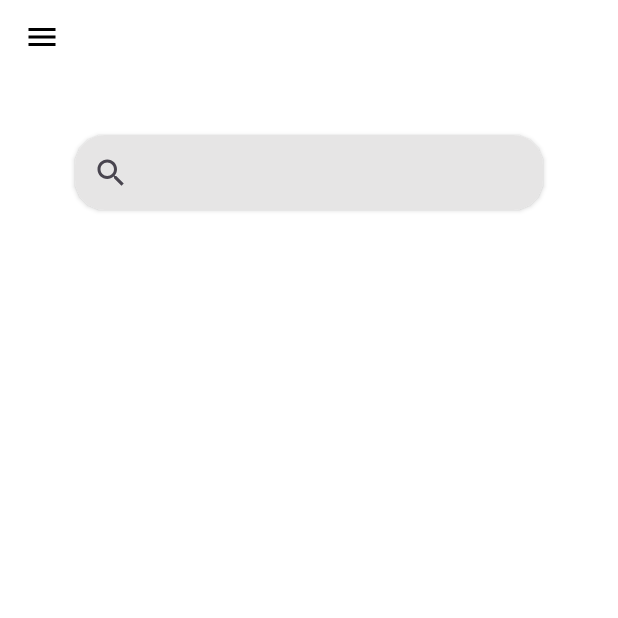
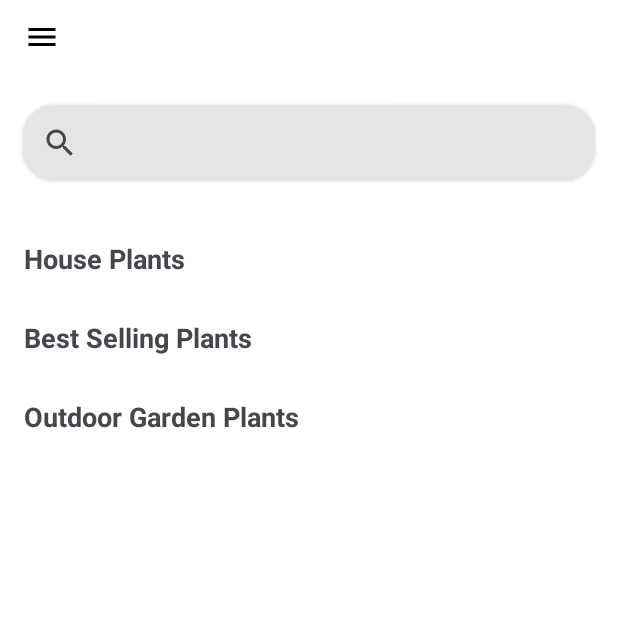
Before and after one commit to Bamcarpio/plantify_admin, an Android app: the screen it shows after launch once a user with an empty profile is signed in (Home), on a phone screen of 412 x 824 dp, the top half of it. Run offline under Robolectric (Android 15) with nearby library versions, the phone set to English and light mode, and no system bars; our stand-ins replace Firebase (no records; nobody signed in at launch, a user with empty details on screens opened directly).

Commit message:
ohh yeah

```diff
--- a/app/src/main/java/com/example/plantify_admin/home_layout.java
+++ b/app/src/main/java/com/example/plantify_admin/home_layout.java
@@ -7,6 +7,8 @@ import androidx.annotation.NonNull;
 import androidx.appcompat.app.AlertDialog;
 import androidx.drawerlayout.widget.DrawerLayout;
 import androidx.fragment.app.Fragment;
+import androidx.recyclerview.widget.LinearLayoutManager;
+import androidx.recyclerview.widget.RecyclerView;
 
 import android.util.Log;
 import android.view.LayoutInflater;
@@ -14,6 +16,7 @@ import android.view.View;
 import android.view.ViewGroup;
 import android.widget.GridView;
 import android.widget.SearchView;
+import android.widget.TextView;
 import android.widget.Toast;
 
 import com.example.plantify_admin.adapter.ProductAdapter;
@@ -36,11 +39,13 @@ public class home_layout extends Fragment {
         // Required empty public constructor
     }
 
-    private GridView productListed;
-    private ArrayList<ProductModel> productList;
-    private ArrayList<ProductModel> fullProductList; // Holds the full list of products
+    private TextView bestSellingText, housePlantText, outdoorGardenText;
+    private ArrayList<ProductModel> productList = new ArrayList<>();
+    private ArrayList<ProductModel> fullProductList = new ArrayList<>();
+    private ArrayList<ProductModel> housePlantsList, bestSellingList, outdoorGardenList;
+    private ProductAdapter housePlantsAdapter, bestSellingAdapter, outdoorGardenAdapter, searchAdapter;
 
-    private ProductAdapter adapter;
+    private RecyclerView housePlantsRecyclerView, bestSellingRecyclerView, outdoorGardenRecyclerView, productListedRecyclerView;
     private FirebaseDatabase firebaseDatabase;
     private SearchView searchView;
 
@@ -51,46 +56,85 @@ public class home_layout extends Fragment {
 
         firebaseDatabase = FirebaseDatabase.getInstance();
         searchView = view.findViewById(R.id.searchItem);
-        productListed = view.findViewById(R.id.productListed);
+        bestSellingText = view.findViewById(R.id.bestSelling);
+        outdoorGardenText = view.findViewById(R.id.outdoorGarden);
+        housePlantText = view.findViewById(R.id.housePlant);
+
+
+        housePlantsRecyclerView = view.findViewById(R.id.housePlantsRecyclerView);
+        bestSellingRecyclerView = view.findViewById(R.id.bestSellingRecyclerView);
+        outdoorGardenRecyclerView = view.findViewById(R.id.outdoorGardenRecyclerView);
+        productListedRecyclerView = view.findViewById(R.id.productListedRecyclerView);
+
+        housePlantsList = new ArrayList<>();
+        bestSellingList = new ArrayList<>();
+        outdoorGardenList = new ArrayList<>();
+        fullProductList = new ArrayList<>();
         productList = new ArrayList<>();
-        fullProductList = new ArrayList<>(); // Initialize the full list
-        adapter = new ProductAdapter(getContext(), productList);
-        productListed.setAdapter(adapter);
 
-        // Handle item click
-        adapter.setOnItemClickListener(new ProductAdapter.onItemClickListener() {
-            @Override
-            public void OnClick(ProductModel productModel) {
-                SelectOption(productModel.getKey());
-            }
-        });
+        housePlantsAdapter = new ProductAdapter(getContext(), housePlantsList);
+        bestSellingAdapter = new ProductAdapter(getContext(), bestSellingList);
+        outdoorGardenAdapter = new ProductAdapter(getContext(), outdoorGardenList);
+        searchAdapter = new ProductAdapter(getContext(), productList);
 
-        // Fetch products from Firebase
+        housePlantsRecyclerView.setAdapter(housePlantsAdapter);
+        bestSellingRecyclerView.setAdapter(bestSellingAdapter);
+        outdoorGardenRecyclerView.setAdapter(outdoorGardenAdapter);
+        productListedRecyclerView.setAdapter(searchAdapter);
+
+        housePlantsRecyclerView.setLayoutManager(new LinearLayoutManager(getContext(), LinearLayoutManager.HORIZONTAL, false));
+        bestSellingRecyclerView.setLayoutManager(new LinearLayoutManager(getContext(), LinearLayoutManager.HORIZONTAL, false));
+        outdoorGardenRecyclerView.setLayoutManager(new LinearLayoutManager(getContext(), LinearLayoutManager.HORIZONTAL, false));
+        productListedRecyclerView.setLayoutManager(new LinearLayoutManager(getContext(), LinearLayoutManager.HORIZONTAL, false));
+
+        housePlantsAdapter.setOnItemClickListener(product -> SelectOption(product.getKey()));
+        bestSellingAdapter.setOnItemClickListener(product -> SelectOption(product.getKey()));
+        outdoorGardenAdapter.setOnItemClickListener(product -> SelectOption(product.getKey()));
+        searchAdapter.setOnItemClickListener(product -> SelectOption(product.getKey()));
+
         firebaseDatabase.getReference("Products").addValueEventListener(new ValueEventListener() {
             @Override
             public void onDataChange(@NonNull DataSnapshot snapshot) {
-                fullProductList.clear(); // Clear the full list
-                productList.clear(); // Clear the filtered list
+                housePlantsList.clear();
+                bestSellingList.clear();
+                outdoorGardenList.clear();
+                fullProductList.clear();
+                productList.clear();
+
                 for (DataSnapshot ds : snapshot.getChildren()) {
-                    ProductModel productModel = ds.getValue(ProductModel.class);
-                    if (productModel != null) {
-                        productModel.setKey(ds.getKey());
-                        fullProductList.add(productModel); // Add to full list
-                        productList.add(productModel); // Add to the displayed list
-                    } else {
-                        Log.e("home_layout", "ProductModel is null for key: " + ds.getKey());
+                    ProductModel product = ds.getValue(ProductModel.class);
+                    if (product != null) {
+                        product.setKey(ds.getKey());
+                        fullProductList.add(product);
+
+                        switch (product.getCategory()) {
+                            case "House Plants":
+                                housePlantsList.add(product);
+                                break;
+                            case "Best Selling Plants":
+                                bestSellingList.add(product);
+                                break;
+                            case "Outdoor Garden Plants":
+                                outdoorGardenList.add(product);
+                                break;
+                            default:
+                                break;
+                        }
                     }
                 }
-                adapter.notifyDataSetChanged();
+
+                housePlantsAdapter.notifyDataSetChanged();
+                bestSellingAdapter.notifyDataSetChanged();
+                outdoorGardenAdapter.notifyDataSetChanged();
+                productList.addAll(fullProductList);
+                searchAdapter.notifyDataSetChanged();
             }
 
             @Override
             public void onCancelled(@NonNull DatabaseError error) {
-                // Handle error
             }
         });
 
-        // Set up the SearchView
         searchView.setOnQueryTextListener(new SearchView.OnQueryTextListener() {
             @Override
             public boolean onQueryTextSubmit(String query) {
@@ -108,26 +152,39 @@ public class home_layout extends Fragment {
         return view;
     }
 
-    // Filter products based on search query
     private void filterProductList(String query) {
         if (query.isEmpty()) {
-            // If the search query is empty, restore the full product list
-            productList.clear(); // Clear the filtered list
-            productList.addAll(fullProductList); // Restore the full list
-            adapter.notifyDataSetChanged();
+            productList.clear();
+            productList.addAll(fullProductList);
+            searchAdapter.notifyDataSetChanged();
+            housePlantText.setVisibility(View.VISIBLE);
+            bestSellingText.setVisibility(View.VISIBLE);
+            outdoorGardenText.setVisibility(View.VISIBLE);
+            housePlantsRecyclerView.setVisibility(View.VISIBLE);
+            bestSellingRecyclerView.setVisibility(View.VISIBLE);
+            outdoorGardenRecyclerView.setVisibility(View.VISIBLE);
+            productListedRecyclerView.setVisibility(View.GONE);
         } else {
-            // Otherwise, filter the list based on the query
             ArrayList<ProductModel> filteredList = new ArrayList<>();
             for (ProductModel product : fullProductList) {
                 if (product.getProductName().toLowerCase().contains(query.toLowerCase())) {
                     filteredList.add(product);
                 }
             }
-            productList.clear(); // Clear the filtered list
-            productList.addAll(filteredList); // Add filtered items
-            adapter.notifyDataSetChanged();
+            productList.clear();
+            productList.addAll(filteredList);
+            searchAdapter.notifyDataSetChanged();
+            housePlantText.setVisibility(View.GONE);
+            bestSellingText.setVisibility(View.GONE);
+            outdoorGardenText.setVisibility(View.GONE);
+            housePlantsRecyclerView.setVisibility(View.GONE);
+            bestSellingRecyclerView.setVisibility(View.GONE);
+            outdoorGardenRecyclerView.setVisibility(View.GONE);
+
+            productListedRecyclerView.setVisibility(View.VISIBLE);
         }
     }
+
 
     private void SelectOption(String id) {
         AlertDialog.Builder OptionSelect = new AlertDialog.Builder(getContext());
@@ -179,7 +236,6 @@ public class home_layout extends Fragment {
 
             @Override
             public void onCancelled(@NonNull DatabaseError error) {
-                // Handle cancellation (optional)
             }
         });
 
--- a/app/src/main/res/layout/fragment_home_layout.xml
+++ b/app/src/main/res/layout/fragment_home_layout.xml
@@ -1,27 +1,19 @@
-<?xml version="1.0" encoding="utf-8"?>
-<FrameLayout xmlns:android="http://schemas.android.com/apk/res/android"
+<RelativeLayout xmlns:android="http://schemas.android.com/apk/res/android"
     xmlns:tools="http://schemas.android.com/tools"
     xmlns:app="http://schemas.android.com/apk/res-auto"
     android:layout_width="match_parent"
     android:layout_height="match_parent"
     android:background="#FFFFFF"
-    android:id="@+id/main"
     tools:context=".home_layout">
 
-    <LinearLayout
-        android:layout_width="match_parent"
-        android:layout_height="match_parent"
-        android:orientation="vertical"
-        android:paddingTop="70dp">
-
-        <!-- CardView for Search -->
     <androidx.cardview.widget.CardView
+        android:id="@+id/searchCard"
         android:layout_width="match_parent"
         android:layout_height="wrap_content"
-            android:layout_marginStart="50dp"
-            android:layout_marginEnd="50dp"
-            android:layout_marginTop="20dp"
-            app:cardCornerRadius="20dp">
+        android:layout_marginHorizontal="16dp"
+        android:layout_marginTop="70dp"
+        app:cardCornerRadius="20dp"
+        android:layout_alignParentTop="true">
 
         <SearchView
             android:id="@+id/searchItem"
@@ -30,17 +22,108 @@
             android:background="#E6E5E5" />
     </androidx.cardview.widget.CardView>
 
-        <!-- GridView for product listing -->
-        <GridView
-            android:id="@+id/productListed"
+    <ScrollView
+        android:id="@+id/scrollableContent"
         android:layout_width="match_parent"
-            android:layout_height="0dp"
-            android:layout_weight="1"
-            android:layout_margin="20dp"
+        android:layout_height="match_parent"
+        android:layout_below="@id/searchCard"
+        android:fillViewport="true">
+
+        <LinearLayout
+            android:layout_width="match_parent"
+            android:layout_height="wrap_content"
+            android:orientation="vertical"
+            android:paddingTop="20dp">
+            <androidx.recyclerview.widget.RecyclerView
+                android:id="@+id/productListedRecyclerView"
+                android:layout_width="match_parent"
+                android:layout_height="wrap_content"
                 android:numColumns="2"
-            android:columnWidth="150dp"
-            android:stretchMode="columnWidth"
                 android:verticalSpacing="20dp"
-            android:horizontalSpacing="20dp" />
+                android:horizontalSpacing="20dp"
+                android:layout_marginHorizontal="16dp"
+                android:scrollbars="none"
+                android:visibility="gone" />
+            <LinearLayout
+                android:id="@+id/housePlantsSection"
+                android:layout_width="match_parent"
+                android:layout_height="wrap_content"
+                android:orientation="vertical"
+                android:layout_marginTop="20dp">
+
+                <TextView
+                    android:id="@+id/housePlant"
+                    android:layout_width="wrap_content"
+                    android:layout_height="wrap_content"
+                    android:text="House Plants"
+                    android:textSize="18sp"
+                    android:textStyle="bold"
+                    android:paddingStart="16dp"
+                    android:paddingBottom="8dp" />
+
+                <androidx.recyclerview.widget.RecyclerView
+                    android:id="@+id/housePlantsRecyclerView"
+                    android:layout_width="match_parent"
+                    android:layout_height="wrap_content"
+                    android:orientation="horizontal"
+                    android:paddingStart="16dp"
+                    android:paddingEnd="16dp"
+                    android:clipToPadding="false" />
             </LinearLayout>
-</FrameLayout>
+
+            <LinearLayout
+                android:id="@+id/bestSellingSection"
+                android:layout_width="match_parent"
+                android:layout_height="wrap_content"
+                android:orientation="vertical"
+                android:layout_marginTop="20dp">
+
+                <TextView
+                    android:id="@+id/bestSelling"
+                    android:layout_width="wrap_content"
+                    android:layout_height="wrap_content"
+                    android:text="Best Selling Plants"
+                    android:textSize="18sp"
+                    android:textStyle="bold"
+                    android:paddingStart="16dp"
+                    android:paddingBottom="8dp" />
+
+                <androidx.recyclerview.widget.RecyclerView
+                    android:id="@+id/bestSellingRecyclerView"
+                    android:layout_width="match_parent"
+                    android:layout_height="wrap_content"
+                    android:orientation="horizontal"
+                    android:paddingStart="16dp"
+                    android:paddingEnd="16dp"
+                    android:clipToPadding="false" />
+            </LinearLayout>
+
+            <LinearLayout
+                android:id="@+id/outdoorGardenSection"
+                android:layout_width="match_parent"
+                android:layout_height="wrap_content"
+                android:orientation="vertical"
+                android:layout_marginTop="20dp">
+
+                <TextView
+                    android:id="@+id/outdoorGarden"
+                    android:layout_width="wrap_content"
+                    android:layout_height="wrap_content"
+                    android:text="Outdoor Garden Plants"
+                    android:textSize="18sp"
+                    android:textStyle="bold"
+                    android:paddingStart="16dp"
+                    android:paddingBottom="8dp" />
+
+                <androidx.recyclerview.widget.RecyclerView
+                    android:id="@+id/outdoorGardenRecyclerView"
+                    android:layout_width="match_parent"
+                    android:layout_height="wrap_content"
+                    android:orientation="horizontal"
+                    android:paddingStart="16dp"
+                    android:paddingEnd="16dp"
+                    android:clipToPadding="false" />
+            </LinearLayout>
+        </LinearLayout>
+    </ScrollView>
+</RelativeLayout>
```
Also changed, not shown: app/src/main/java/com/example/plantify_admin/adapter/ProductAdapter.java (+33 -36 lines), app/src/main/java/com/example/plantify_admin/add_product/add_product.java (+56 -101 lines), app/src/main/java/com/example/plantify_admin/model/ProductModel.java (+20 -2 lines), app/src/main/res/layout/fragment_add_product.xml (+10 -2 lines), app/src/main/res/values/strings.xml (+7 -1 lines), 237 other files. Lines whose indentation alone changed are shown as unchanged.
